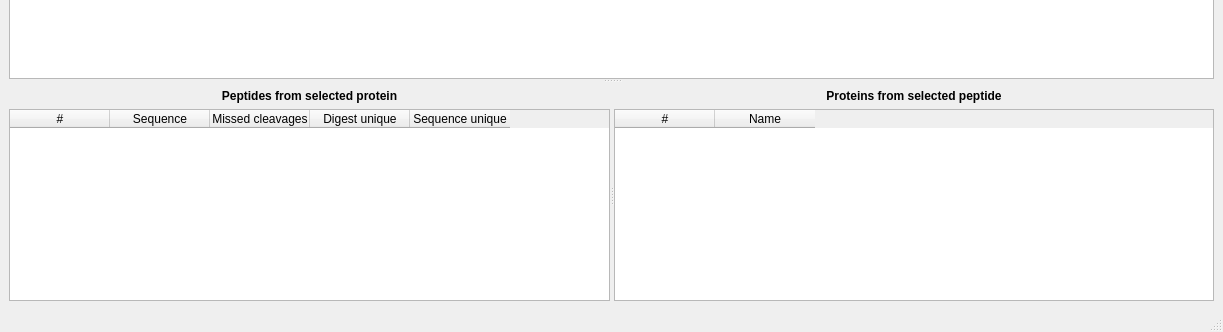
First picture: the form in ui/mainwindow.ui, repository jenche/ProteinDigester, before the edit; both pictures show x 0 to 1223 and y 357 to 689 of the 1223 by 689 pixel window.
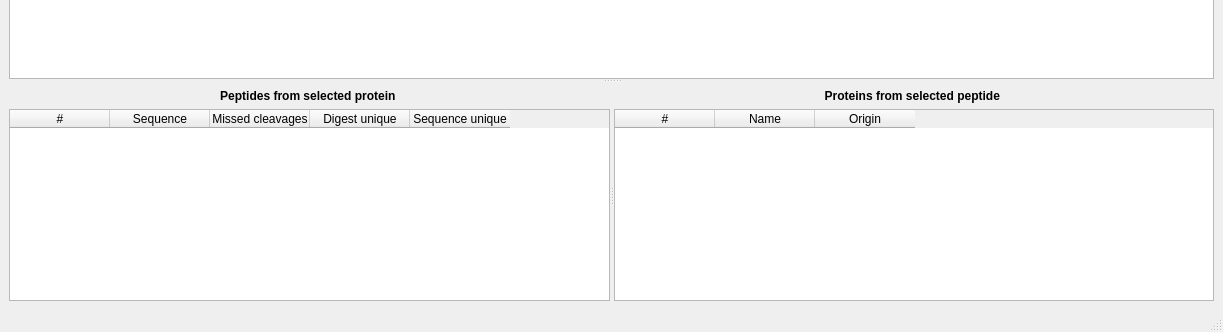
Second picture: the form after the edit. Icons and pictures are not drawn. Custom widgets are drawn as their Qt base class.

Commit message: Sub-proteins table now displays if a peptide comes from a digestion or from the sequence.

Diff of the .ui file:
```diff
--- a/ui/mainwindow.ui
+++ b/ui/mainwindow.ui
@@ -276,7 +276,9 @@
                </sizepolicy>
               </property>
               <property name="text">
-               <string>&lt;html&gt;&lt;head/&gt;&lt;body&gt;&lt;p&gt;&lt;span style=&quot; font-weight:600;&quot;&gt;Peptides from selected protein&lt;/span&gt;&lt;/p&gt;&lt;/body&gt;&lt;/html&gt;</string>
+                                       <string>&lt;html&gt;&lt;head/&gt;&lt;body&gt;&lt;p&gt;&lt;span style=&quot;
+                                           font-weight:600;&quot;&gt;Peptides from selected protein&lt;/span&gt;&lt;/p&gt;&lt;/body&gt;&lt;/html&gt;
+                                       </string>
               </property>
               <property name="alignment">
                <set>Qt::AlignCenter</set>
@@ -387,7 +389,9 @@
                </sizepolicy>
               </property>
               <property name="text">
-               <string>&lt;html&gt;&lt;head/&gt;&lt;body&gt;&lt;p&gt;&lt;span style=&quot; font-weight:600;&quot;&gt;Proteins from selected peptide&lt;/span&gt;&lt;/p&gt;&lt;/body&gt;&lt;/html&gt;</string>
+                     <string>&lt;html&gt;&lt;head/&gt;&lt;body&gt;&lt;p&gt;&lt;span style=&quot; font-weight:600;&quot;&gt;Proteins
+                         from selected peptide&lt;/span&gt;&lt;/p&gt;&lt;/body&gt;&lt;/html&gt;
+                     </string>
               </property>
               <property name="alignment">
                <set>Qt::AlignCenter</set>
@@ -450,6 +454,11 @@
                 <string>Name</string>
                </property>
               </column>
+                       <column>
+                           <property name="text">
+                               <string>Origin</string>
+                           </property>
+                       </column>
              </widget>
             </item>
            </layout>
```
Left out of the diff: 5 changed lines with no effect on the pictures. Lines whose indentation alone changed are shown as unchanged. The commit also changes 4 other files.
